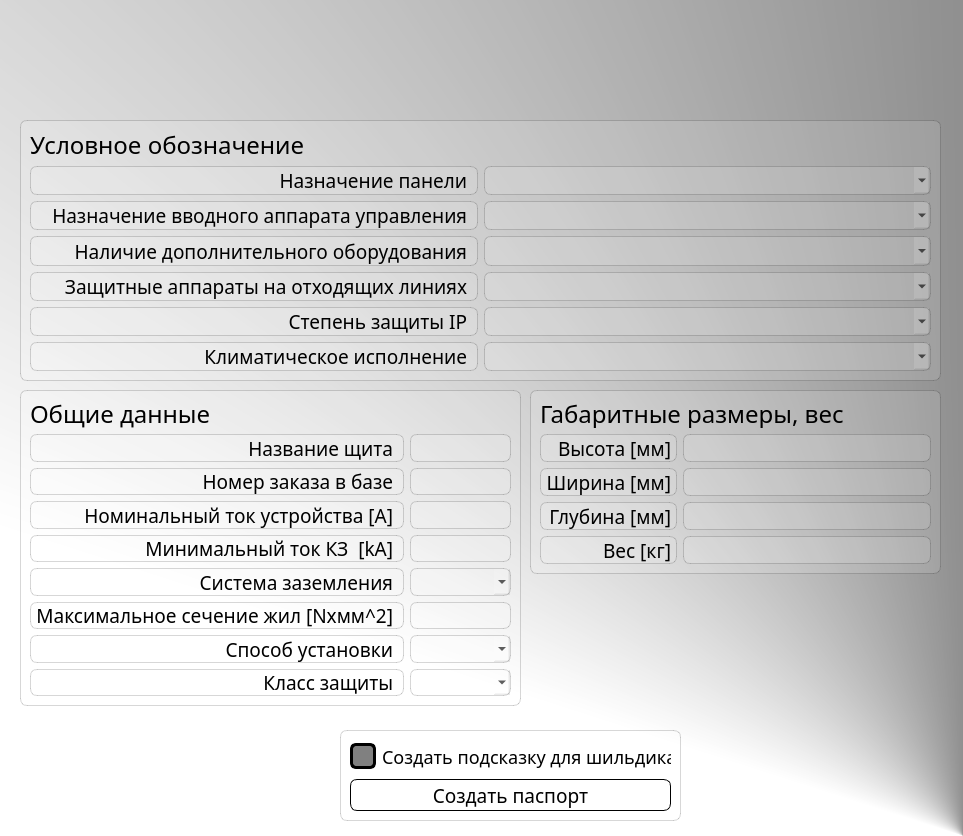
GarborSergey/PassportTemplateReborn, file ui/mainwindow.ui: the form before one commit.
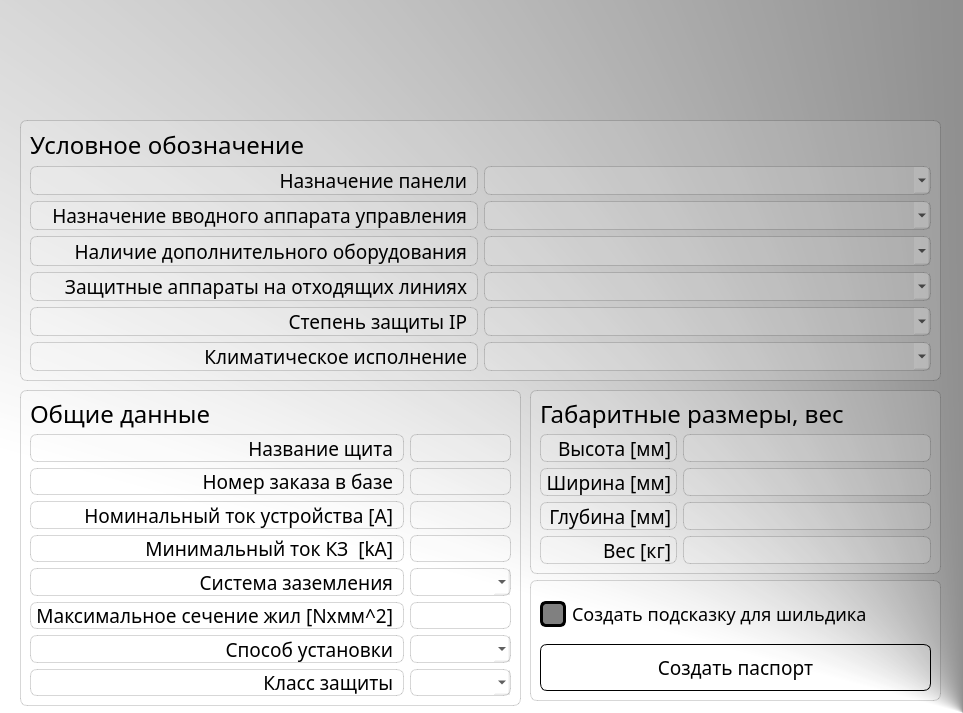
The form after the commit. Icons and pictures are not drawn.

Commit message: IMPORT .ui IN .py GUI interface. WRITE BASE CODE

Patch:
```diff
--- a/ui/mainwindow.ui
+++ b/ui/mainwindow.ui
@@ -7,7 +7,7 @@
     <x>0</x>
     <y>0</y>
     <width>963</width>
-    <height>836</height>
+    <height>713</height>
    </rect>
   </property>
   <property name="windowTitle">
@@ -856,10 +856,10 @@
    <widget class="QFrame" name="frame">
     <property name="geometry">
      <rect>
-      <x>340</x>
-      <y>730</y>
-      <width>341</width>
-      <height>91</height>
+      <x>530</x>
+      <y>580</y>
+      <width>411</width>
+      <height>121</height>
      </rect>
     </property>
     <property name="styleSheet">
```
Left out of the diff: 56 changed lines with no effect on the pictures. The commit also changes 2 other files.
